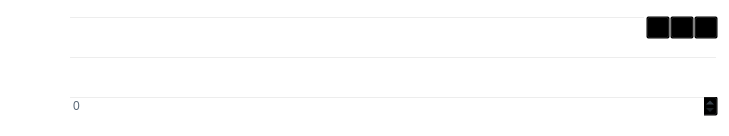
Above: src/qt/forms/sendcoinsentry.ui from Sterlingcoin/Sterlingcoin-1.7-Release before the change. Below: the same form after it.
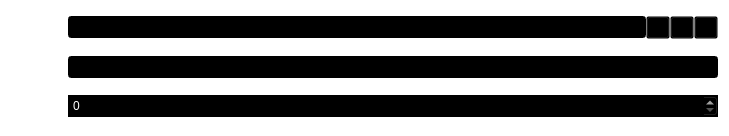
That is the form after the change. Icons and pictures are not drawn. Custom widgets are drawn as their Qt base class.

Commit message: Darker UI inputs to better conform across Qt versions

The edit to the form file:
```diff
--- a/src/qt/forms/sendcoinsentry.ui
+++ b/src/qt/forms/sendcoinsentry.ui
@@ -720,15 +720,15 @@
         <colorrole role="WindowText">
          <brush brushstyle="SolidPattern">
           <color alpha="255">
-           <red>90</red>
-           <green>104</green>
-           <blue>118</blue>
+           <red>255</red>
+           <green>255</green>
+           <blue>255</blue>
           </color>
          </brush>
         </colorrole>
         <colorrole role="Button">
          <brush brushstyle="SolidPattern">
-          <color alpha="0">
+          <color alpha="255">
            <red>0</red>
            <green>0</green>
            <blue>0</blue>
@@ -738,14 +738,23 @@
         <colorrole role="Text">
          <brush brushstyle="SolidPattern">
           <color alpha="255">
-           <red>90</red>
-           <green>104</green>
-           <blue>118</blue>
+           <red>255</red>
+           <green>255</green>
+           <blue>255</blue>
+          </color>
+         </brush>
+        </colorrole>
+        <colorrole role="ButtonText">
+         <brush brushstyle="SolidPattern">
+          <color alpha="255">
+           <red>255</red>
+           <green>255</green>
+           <blue>255</blue>
           </color>
          </brush>
         </colorrole>
         <colorrole role="Base">
-         <brush brushstyle="NoBrush">
+         <brush brushstyle="SolidPattern">
           <color alpha="255">
            <red>0</red>
            <green>0</green>
@@ -755,7 +764,7 @@
         </colorrole>
         <colorrole role="Window">
          <brush brushstyle="SolidPattern">
-          <color alpha="0">
+          <color alpha="255">
            <red>0</red>
            <green>0</green>
            <blue>0</blue>
@@ -785,15 +794,15 @@
         <colorrole role="WindowText">
          <brush brushstyle="SolidPattern">
           <color alpha="255">
-           <red>90</red>
-           <green>104</green>
-           <blue>118</blue>
+           <red>255</red>
+           <green>255</green>
+           <blue>255</blue>
           </color>
          </brush>
         </colorrole>
         <colorrole role="Button">
          <brush brushstyle="SolidPattern">
-          <color alpha="0">
+          <color alpha="255">
            <red>0</red>
            <green>0</green>
            <blue>0</blue>
@@ -803,14 +812,23 @@
         <colorrole role="Text">
          <brush brushstyle="SolidPattern">
           <color alpha="255">
-           <red>90</red>
-           <green>104</green>
-           <blue>118</blue>
+           <red>255</red>
+           <green>255</green>
+           <blue>255</blue>
+          </color>
+         </brush>
+        </colorrole>
+        <colorrole role="ButtonText">
+         <brush brushstyle="SolidPattern">
+          <color alpha="255">
+           <red>255</red>
+           <green>255</green>
+           <blue>255</blue>
           </color>
          </brush>
         </colorrole>
         <colorrole role="Base">
-         <brush brushstyle="NoBrush">
+         <brush brushstyle="SolidPattern">
           <color alpha="255">
            <red>0</red>
            <green>0</green>
@@ -820,7 +838,7 @@
         </colorrole>
         <colorrole role="Window">
          <brush brushstyle="SolidPattern">
-          <color alpha="0">
+          <color alpha="255">
            <red>0</red>
            <green>0</green>
            <blue>0</blue>
@@ -850,15 +868,15 @@
         <colorrole role="WindowText">
          <brush brushstyle="SolidPattern">
           <color alpha="255">
-           <red>69</red>
-           <green>69</green>
-           <blue>69</blue>
+           <red>255</red>
+           <green>255</green>
+           <blue>255</blue>
           </color>
          </brush>
         </colorrole>
         <colorrole role="Button">
          <brush brushstyle="SolidPattern">
-          <color alpha="0">
+          <color alpha="255">
            <red>0</red>
            <green>0</green>
            <blue>0</blue>
@@ -868,14 +886,23 @@
         <colorrole role="Text">
          <brush brushstyle="SolidPattern">
           <color alpha="255">
-           <red>69</red>
-           <green>69</green>
-           <blue>69</blue>
+           <red>255</red>
+           <green>255</green>
+           <blue>255</blue>
+          </color>
+         </brush>
+        </colorrole>
+        <colorrole role="ButtonText">
+         <brush brushstyle="SolidPattern">
+          <color alpha="255">
+           <red>255</red>
+           <green>255</green>
+           <blue>255</blue>
           </color>
          </brush>
         </colorrole>
         <colorrole role="Base">
-         <brush brushstyle="NoBrush">
+         <brush brushstyle="SolidPattern">
           <color alpha="255">
            <red>0</red>
            <green>0</green>
@@ -885,7 +912,7 @@
         </colorrole>
         <colorrole role="Window">
          <brush brushstyle="SolidPattern">
-          <color alpha="0">
+          <color alpha="255">
            <red>0</red>
            <green>0</green>
            <blue>0</blue>
@@ -917,7 +944,7 @@
       <bool>true</bool>
      </property>
      <property name="styleSheet">
-      <string notr="true"/>
+      <string notr="true">background-color: rgb(0,0,0); color: rgb(255,255,255);</string>
      </property>
     </widget>
    </item>
@@ -937,15 +964,15 @@
           <colorrole role="WindowText">
            <brush brushstyle="SolidPattern">
             <color alpha="255">
-             <red>90</red>
-             <green>104</green>
-             <blue>118</blue>
+             <red>255</red>
+             <green>255</green>
+             <blue>255</blue>
             </color>
            </brush>
           </colorrole>
           <colorrole role="Button">
            <brush brushstyle="SolidPattern">
-            <color alpha="0">
+            <color alpha="255">
              <red>0</red>
              <green>0</green>
              <blue>0</blue>
@@ -955,15 +982,24 @@
           <colorrole role="Text">
            <brush brushstyle="SolidPattern">
             <color alpha="255">
-             <red>90</red>
-             <green>104</green>
-             <blue>118</blue>
+             <red>255</red>
+             <green>255</green>
+             <blue>255</blue>
+            </color>
+           </brush>
+          </colorrole>
+          <colorrole role="ButtonText">
+           <brush brushstyle="SolidPattern">
+            <color alpha="255">
+             <red>255</red>
+             <green>255</green>
+             <blue>255</blue>
             </color>
            </brush>
           </colorrole>
           <colorrole role="Base">
            <brush brushstyle="SolidPattern">
-            <color alpha="0">
+            <color alpha="255">
              <red>0</red>
              <green>0</green>
              <blue>0</blue>
@@ -972,7 +1008,7 @@
           </colorrole>
           <colorrole role="Window">
            <brush brushstyle="SolidPattern">
-            <color alpha="0">
+            <color alpha="255">
              <red>0</red>
              <green>0</green>
              <blue>0</blue>
@@ -1002,15 +1038,15 @@
           <colorrole role="WindowText">
            <brush brushstyle="SolidPattern">
             <color alpha="255">
-             <red>90</red>
-             <green>104</green>
-             <blue>118</blue>
+             <red>255</red>
+             <green>255</green>
+             <blue>255</blue>
             </color>
            </brush>
           </colorrole>
           <colorrole role="Button">
            <brush brushstyle="SolidPattern">
-            <color alpha="0">
+            <color alpha="255">
              <red>0</red>
              <green>0</green>
              <blue>0</blue>
@@ -1020,15 +1056,24 @@
           <colorrole role="Text">
            <brush brushstyle="SolidPattern">
             <color alpha="255">
-             <red>90</red>
-             <green>104</green>
-             <blue>118</blue>
+             <red>255</red>
+             <green>255</green>
+             <blue>255</blue>
+            </color>
+           </brush>
+          </colorrole>
+          <colorrole role="ButtonText">
+           <brush brushstyle="SolidPattern">
+            <color alpha="255">
+             <red>255</red>
+             <green>255</green>
+             <blue>255</blue>
             </color>
            </brush>
           </colorrole>
           <colorrole role="Base">
            <brush brushstyle="SolidPattern">
-            <color alpha="0">
+            <color alpha="255">
              <red>0</red>
              <green>0</green>
              <blue>0</blue>
@@ -1037,7 +1082,7 @@
           </colorrole>
           <colorrole role="Window">
            <brush brushstyle="SolidPattern">
-            <color alpha="0">
+            <color alpha="255">
              <red>0</red>
              <green>0</green>
              <blue>0</blue>
@@ -1067,15 +1112,15 @@
           <colorrole role="WindowText">
            <brush brushstyle="SolidPattern">
             <color alpha="255">
-             <red>69</red>
-             <green>69</green>
-             <blue>69</blue>
+             <red>255</red>
+             <green>255</green>
+             <blue>255</blue>
             </color>
            </brush>
           </colorrole>
           <colorrole role="Button">
            <brush brushstyle="SolidPattern">
-            <color alpha="0">
+            <color alpha="255">
              <red>0</red>
              <green>0</green>
              <blue>0</blue>
@@ -1085,15 +1130,24 @@
           <colorrole role="Text">
            <brush brushstyle="SolidPattern">
             <color alpha="255">
-             <red>69</red>
-             <green>69</green>
-             <blue>69</blue>
+             <red>255</red>
+             <green>255</green>
+             <blue>255</blue>
+            </color>
+           </brush>
+          </colorrole>
+          <colorrole role="ButtonText">
+           <brush brushstyle="SolidPattern">
+            <color alpha="255">
+             <red>255</red>
+             <green>255</green>
+             <blue>255</blue>
             </color>
            </brush>
           </colorrole>
           <colorrole role="Base">
            <brush brushstyle="SolidPattern">
-            <color alpha="0">
+            <color alpha="255">
              <red>0</red>
              <green>0</green>
              <blue>0</blue>
@@ -1102,7 +1156,7 @@
           </colorrole>
           <colorrole role="Window">
            <brush brushstyle="SolidPattern">
-            <color alpha="0">
+            <color alpha="255">
              <red>0</red>
              <green>0</green>
              <blue>0</blue>
@@ -1134,7 +1188,7 @@
         <string>Enter a label for this address to add it to your address book</string>
        </property>
        <property name="styleSheet">
-        <string notr="true"/>
+        <string notr="true">background-color: rgb(0,0,0); color: rgb(255,255,255);</string>
        </property>
       </widget>
      </item>
@@ -1287,15 +1341,15 @@
           <colorrole role="WindowText">
            <brush brushstyle="SolidPattern">
             <color alpha="255">
-             <red>138</red>
-             <green>138</green>
-             <blue>138</blue>
+             <red>255</red>
+             <green>255</green>
+             <blue>255</blue>
             </color>
            </brush>
           </colorrole>
           <colorrole role="Button">
            <brush brushstyle="SolidPattern">
-            <color alpha="0">
+            <color alpha="255">
              <red>0</red>
              <green>0</green>
              <blue>0</blue>
@@ -1305,15 +1359,24 @@
           <colorrole role="Text">
            <brush brushstyle="SolidPattern">
             <color alpha="255">
-             <red>138</red>
-             <green>138</green>
-             <blue>138</blue>
+             <red>255</red>
+             <green>255</green>
+             <blue>255</blue>
+            </color>
+           </brush>
+          </colorrole>
+          <colorrole role="ButtonText">
+           <brush brushstyle="SolidPattern">
+            <color alpha="255">
+             <red>255</red>
+             <green>255</green>
+             <blue>255</blue>
             </color>
            </brush>
           </colorrole>
           <colorrole role="Base">
            <brush brushstyle="SolidPattern">
-            <color alpha="0">
+            <color alpha="255">
              <red>0</red>
              <green>0</green>
              <blue>0</blue>
@@ -1322,7 +1385,7 @@
           </colorrole>
           <colorrole role="Window">
            <brush brushstyle="SolidPattern">
-            <color alpha="0">
+            <color alpha="255">
              <red>0</red>
              <green>0</green>
              <blue>0</blue>
@@ -1352,15 +1415,15 @@
           <colorrole role="WindowText">
            <brush brushstyle="SolidPattern">
             <color alpha="255">
-             <red>138</red>
-             <green>138</green>
-             <blue>138</blue>
+             <red>255</red>
+             <green>255</green>
+             <blue>255</blue>
             </color>
            </brush>
           </colorrole>
           <colorrole role="Button">
            <brush brushstyle="SolidPattern">
-            <color alpha="0">
+            <color alpha="255">
              <red>0</red>
              <green>0</green>
              <blue>0</blue>
@@ -1370,15 +1433,24 @@
           <colorrole role="Text">
            <brush brushstyle="SolidPattern">
             <color alpha="255">
-             <red>138</red>
-             <green>138</green>
-             <blue>138</blue>
+             <red>255</red>
+             <green>255</green>
+             <blue>255</blue>
+            </color>
+           </brush>
+          </colorrole>
+          <colorrole role="ButtonText">
+           <brush brushstyle="SolidPattern">
+            <color alpha="255">
+             <red>255</red>
+             <green>255</green>
+             <blue>255</blue>
             </color>
            </brush>
           </colorrole>
           <colorrole role="Base">
            <brush brushstyle="SolidPattern">
-            <color alpha="0">
+            <color alpha="255">
              <red>0</red>
              <green>0</green>
              <blue>0</blue>
@@ -1387,7 +1459,7 @@
           </colorrole>
           <colorrole role="Window">
            <brush brushstyle="SolidPattern">
-            <color alpha="0">
+            <color alpha="255">
              <red>0</red>
              <green>0</green>
              <blue>0</blue>
@@ -1417,15 +1489,15 @@
           <colorrole role="WindowText">
            <brush brushstyle="SolidPattern">
             <color alpha="255">
-             <red>69</red>
-             <green>69</green>
-             <blue>69</blue>
+             <red>255</red>
+             <green>255</green>
+             <blue>255</blue>
             </color>
            </brush>
           </colorrole>
           <colorrole role="Button">
            <brush brushstyle="SolidPattern">
-            <color alpha="0">
+            <color alpha="255">
              <red>0</red>
              <green>0</green>
              <blue>0</blue>
@@ -1435,15 +1507,24 @@
           <colorrole role="Text">
            <brush brushstyle="SolidPattern">
             <color alpha="255">
-             <red>69</red>
-             <green>69</green>
-             <blue>69</blue>
+             <red>255</red>
+             <green>255</green>
+             <blue>255</blue>
+            </color>
+           </brush>
+          </colorrole>
+          <colorrole role="ButtonText">
+           <brush brushstyle="SolidPattern">
+            <color alpha="255">
+             <red>255</red>
+             <green>255</green>
+             <blue>255</blue>
             </color>
            </brush>
           </colorrole>
           <colorrole role="Base">
            <brush brushstyle="SolidPattern">
-            <color alpha="0">
+            <color alpha="255">
              <red>0</red>
              <green>0</green>
              <blue>0</blue>
@@ -1452,7 +1533,7 @@
           </colorrole>
           <colorrole role="Window">
            <brush brushstyle="SolidPattern">
-            <color alpha="0">
+            <color alpha="255">
              <red>0</red>
              <green>0</green>
              <blue>0</blue>
@@ -1484,7 +1565,7 @@
         <string>The address to send the payment to  (e.g. Sjz75uKHzUQJnSdzvpiigEGxseKkDhQToX)</string>
        </property>
        <property name="styleSheet">
-        <string notr="true"/>
+        <string notr="true">background-color: rgb(0,0,0); color: rgb(255,255,255);</string>
        </property>
        <property name="maxLength">
         <number>34</number>
```
The commit also changes 3 other files.
